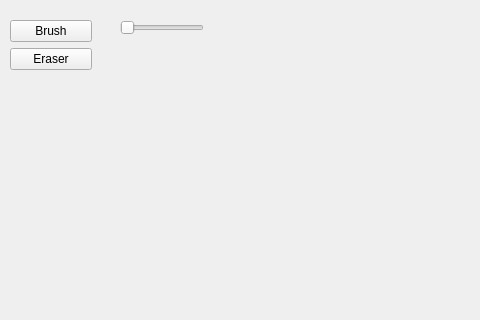
The window that mainwindow.ui (Projekty-Studyjne/Pixel-Painter) describes before a commit, drawn with Qt 5; both pictures show x 0 to 480 and y 0 to 320 of the 1158 by 784 pixel window.
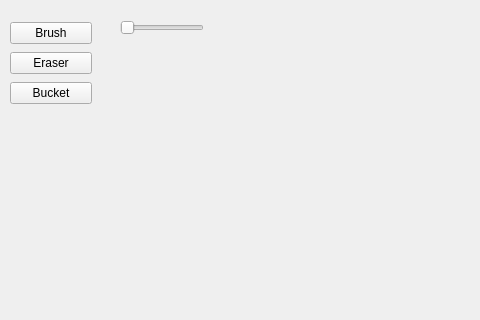
The same window after the commit.

```diff
--- a/mainwindow.ui
+++ b/mainwindow.ui
@@ -88,13 +88,13 @@
      <enum>Qt::Horizontal</enum>
     </property>
    </widget>
-   <widget class="QWidget" name="">
+   <widget class="QWidget" name="layoutWidget">
     <property name="geometry">
      <rect>
       <x>10</x>
       <y>20</y>
       <width>82</width>
-      <height>50</height>
+      <height>86</height>
      </rect>
     </property>
     <layout class="QVBoxLayout" name="verticalLayout">
@@ -112,6 +112,13 @@
        </property>
       </widget>
      </item>
+     <item>
+      <widget class="QPushButton" name="btnBucked">
+       <property name="text">
+        <string>Bucket</string>
+       </property>
+      </widget>
+     </item>
     </layout>
    </widget>
   </widget>
```
Left out of the diff: 2 changed lines with no effect on the pictures.
